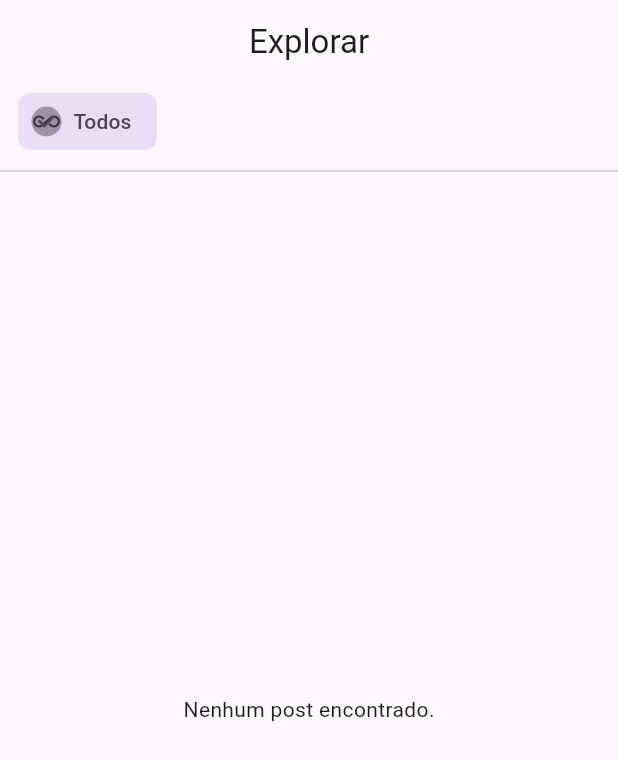
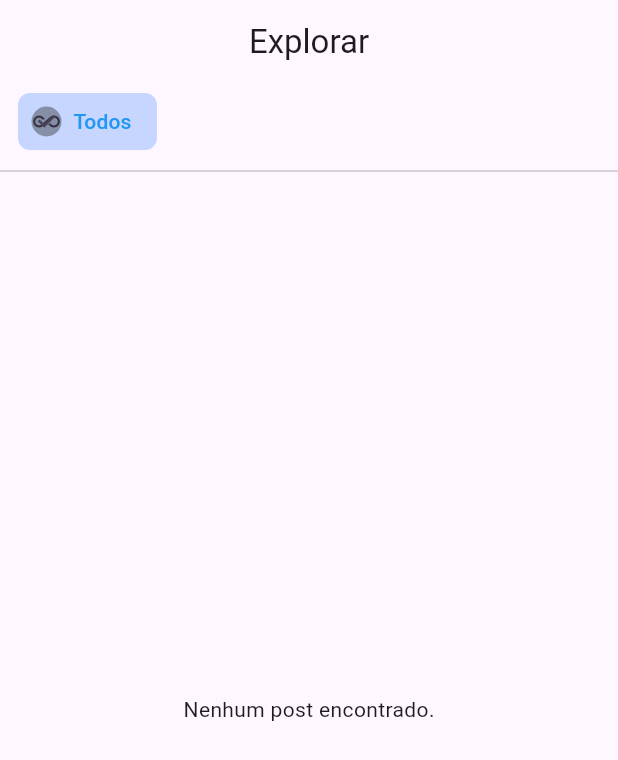
Before and after one commit to vncorrea/framehub, a Flutter app: the ExploreScreen screen opened directly, after a tap on "Todos", on a phone screen of 412 x 824 dp. Shown: the top 760 px of the screen. Run offline on Flutter 3.47's test engine with Material 3 defaults, Android fonts, the phone set to English and light mode, and no system bars; our stand-ins replace cloud_firestore, device_preview, firebase_auth, firebase_core; accounts and stored records are empty.

Commit message:
fix: post filter in explore

```diff
--- a/lib/core/services/explore_service.dart
+++ b/lib/core/services/explore_service.dart
@@ -21,14 +21,13 @@ class ExploreService {
   /// Retorna um stream com a lista de posts da coleção "posts".
   /// Se `tag` for informado, filtra os posts que contêm essa tag no array "tags".
  Stream<List<Post>> getPostsStream({String? tag}) {
-    Query query = _firestore
-        .collection('posts')
-        .orderBy('timestamp', descending: true);
-
+  Query query = _firestore.collection('posts').orderBy('timestamp', descending: true);
   if (tag != null && tag.isNotEmpty) {
     query = query.where('tags', arrayContains: tag);
+    print("Query filtrada por tag: $tag");
+  } else {
+    print("Query sem filtro de tag");
   }
-
   return query.snapshots().map((snapshot) => snapshot.docs
     .map((doc) => Post.fromMap(doc.data() as Map<String, dynamic>, doc.id))
     .toList());
--- a/lib/viewmodels/explore_viewmodel.dart
+++ b/lib/viewmodels/explore_viewmodel.dart
@@ -1,3 +1,4 @@
+import 'dart:async';
 import 'package:flutter/material.dart';
 import '../core/services/explore_service.dart';
 import '../models/tag_model.dart';
@@ -24,10 +25,12 @@ class ExploreViewModel extends ChangeNotifier {
   String? _errorMessage;
   String? get errorMessage => _errorMessage;
 
+  StreamSubscription<List<Post>>? _postsSubscription;
+
   ExploreViewModel({ExploreService? exploreService})
       : _exploreService = exploreService ?? ExploreService() {
     _listenToTags();
-    _listenToPosts(); // Inicialmente sem filtro
+    _listenToPosts();
   }
 
   void _listenToTags() {
@@ -43,10 +46,19 @@ class ExploreViewModel extends ChangeNotifier {
   }
 
   void _listenToPosts() {
+    // Cancele a assinatura anterior, se houver
+    _postsSubscription?.cancel();
+
+    // Limpe a lista para garantir que, se nenhum post for retornado, ela fique vazia
+    _posts = [];
     _isLoadingPosts = true;
-    _exploreService.getPostsStream(tag: _selectedTag).listen((postsData) {
+    notifyListeners();
+
+    _postsSubscription =
+        _exploreService.getPostsStream(tag: _selectedTag)?.listen((postsData) {
       _posts = postsData;
       _isLoadingPosts = false;
+      print("Posts carregados: ${_posts.length}");
       notifyListeners();
     }, onError: (error) {
       _errorMessage = error.toString();
@@ -55,9 +67,15 @@ class ExploreViewModel extends ChangeNotifier {
     });
   }
 
-  /// Atualiza a tag selecionada e reescuta os posts filtrados
   void updateSelectedTag(String? tag) {
-    _selectedTag = tag;
+    _selectedTag = tag?.toLowerCase(); // Caso você esteja normalizando os valores
+    print("Selected tag updated: $_selectedTag");
     _listenToPosts();
   }
+
+  @override
+  void dispose() {
+    _postsSubscription?.cancel();
+    super.dispose();
+  }
 }
--- a/lib/views/screens/explore_screen.dart
+++ b/lib/views/screens/explore_screen.dart
@@ -25,6 +25,10 @@ class ExploreScreen extends StatelessWidget {
         label: Text(tag.name),
         selected: isSelected,
         onSelected: (_) => onTap(),
+        selectedColor: Colors.blueAccent.withOpacity(0.3),
+        labelStyle: TextStyle(
+          color: isSelected ? Colors.blue : Colors.black,
+        ),
       ),
     );
   }
@@ -64,11 +68,16 @@ class ExploreScreen extends StatelessWidget {
                                   onSelected: (_) {
                                     viewModel.updateSelectedTag(null);
                                   },
+                                  selectedColor: Colors.blueAccent.withOpacity(0.3),
+                                  labelStyle: TextStyle(
+                                    color: isSelected ? Colors.blue : Colors.black,
+                                  ),
                                 ),
                               );
                             } else {
                               Tag tag = viewModel.tags[index - 1];
-                              bool isSelected = viewModel.selectedTag == tag.name;
+                              bool isSelected = viewModel.selectedTag?.toLowerCase() ==
+                                  tag.name.toLowerCase();
                               return _buildTagChip(tag, isSelected, () {
                                 viewModel.updateSelectedTag(tag.name);
                               });
```
Lines whose indentation alone changed are shown as unchanged.
